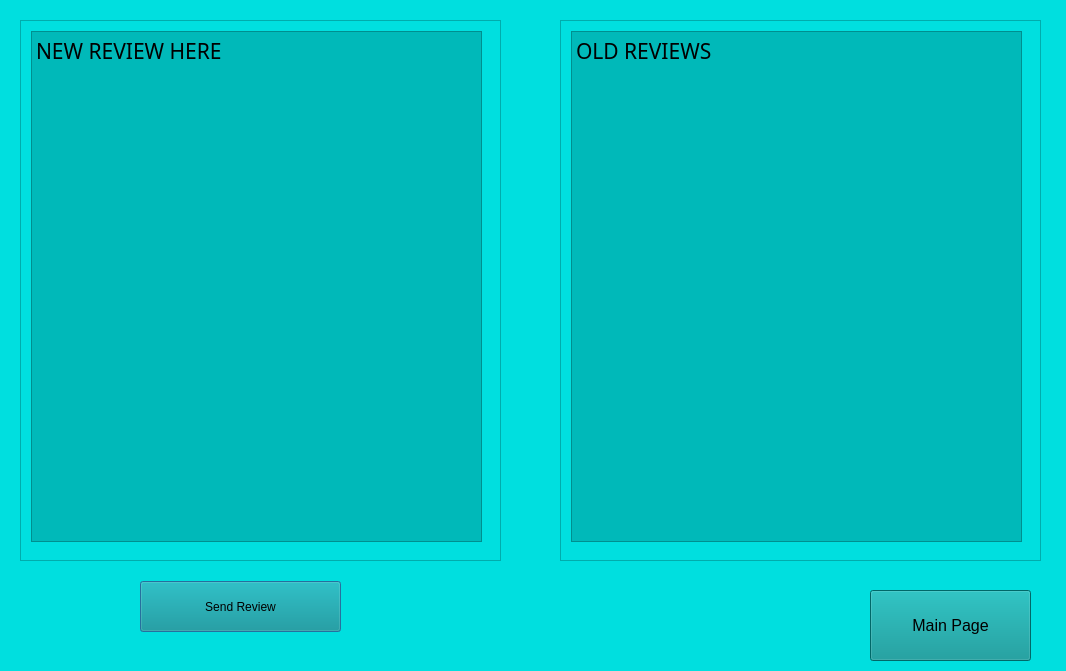
Old version of the form Review.ui in the repository CS1C-MEGA-QTs/CS1C-Project-1.
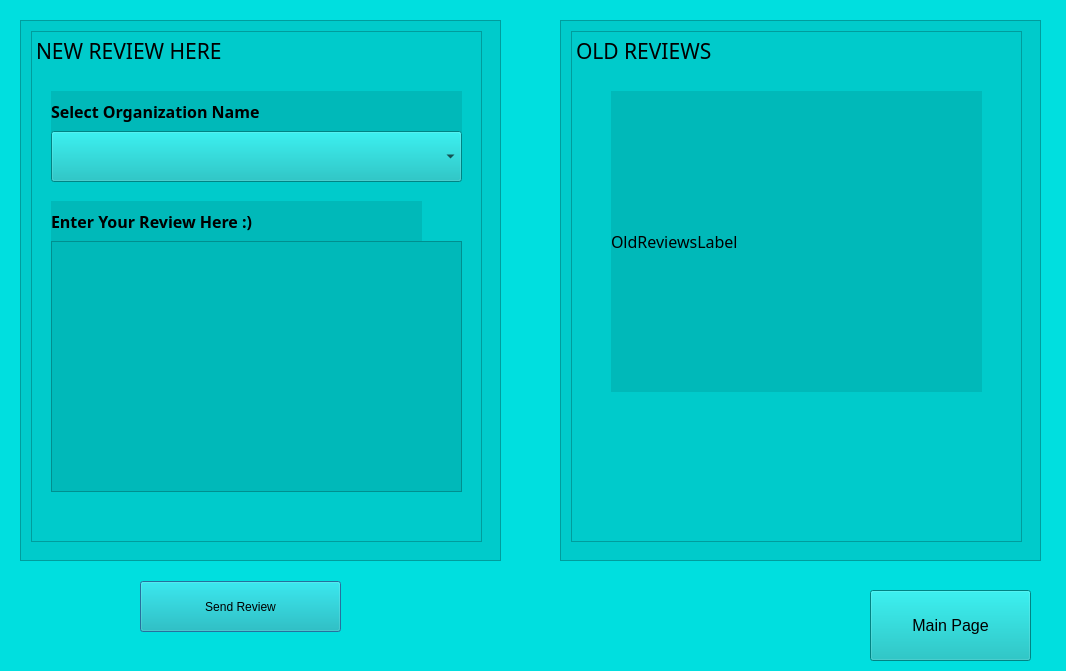
New version of the form.

What changed in the file:
```diff
--- a/Review.ui
+++ b/Review.ui
@@ -25,6 +25,9 @@
      <height>541</height>
     </rect>
    </property>
+   <property name="styleSheet">
+    <string notr="true">background-color: rgb(0, 203, 203);</string>
+   </property>
    <property name="widgetResizable">
     <bool>true</bool>
    </property>
@@ -52,9 +55,6 @@
        <pointsize>16</pointsize>
       </font>
      </property>
-     <property name="styleSheet">
-      <string notr="true">background-color: rgb(0, 185, 185);</string>
-     </property>
      <property name="html">
       <string>&lt;!DOCTYPE HTML PUBLIC &quot;-//W3C//DTD HTML 4.0//EN&quot; &quot;http://www.w3.org/TR/REC-html40/strict.dtd&quot;&gt;
 &lt;html&gt;&lt;head&gt;&lt;meta name=&quot;qrichtext&quot; content=&quot;1&quot; /&gt;&lt;style type=&quot;text/css&quot;&gt;
@@ -63,6 +63,92 @@
 &lt;p style=&quot; margin-top:0px; margin-bottom:0px; margin-left:0px; margin-right:0px; -qt-block-indent:0; text-indent:0px;&quot;&gt;NEW REVIEW HERE&lt;br /&gt;&lt;/p&gt;&lt;/body&gt;&lt;/html&gt;</string>
      </property>
     </widget>
+    <widget class="QLabel" name="label">
+     <property name="geometry">
+      <rect>
+       <x>30</x>
+       <y>70</y>
+       <width>411</width>
+       <height>41</height>
+      </rect>
+     </property>
+     <property name="font">
+      <font>
+       <family>Century Gothic</family>
+       <pointsize>12</pointsize>
+       <weight>75</weight>
+       <bold>true</bold>
+      </font>
+     </property>
+     <property name="styleSheet">
+      <string notr="true">background-color: rgb(0, 185, 185);</string>
+     </property>
+     <property name="text">
+      <string>Select Organization Name</string>
+     </property>
+    </widget>
+    <widget class="QLabel" name="label_2">
+     <property name="geometry">
+      <rect>
+       <x>30</x>
+       <y>180</y>
+       <width>371</width>
+       <height>41</height>
+      </rect>
+     </property>
+     <property name="font">
+      <font>
+       <family>Century Gothic</family>
+       <pointsize>12</pointsize>
+       <weight>75</weight>
+       <bold>true</bold>
+      </font>
+     </property>
+     <property name="styleSheet">
+      <string notr="true">background-color: rgb(0, 185, 185);</string>
+     </property>
+     <property name="text">
+      <string>Enter Your Review Here :)</string>
+     </property>
+    </widget>
+    <widget class="QComboBox" name="CompanyNameComboBox">
+     <property name="geometry">
+      <rect>
+       <x>30</x>
+       <y>110</y>
+       <width>411</width>
+       <height>51</height>
+      </rect>
+     </property>
+     <property name="font">
+      <font>
+       <family>Century Gothic</family>
+       <pointsize>12</pointsize>
+      </font>
+     </property>
+     <property name="styleSheet">
+      <string notr="true">background-color: rgb(0, 185, 185);</string>
+     </property>
+    </widget>
+    <widget class="QTextEdit" name="NewReviewTextEdit">
+     <property name="geometry">
+      <rect>
+       <x>30</x>
+       <y>220</y>
+       <width>411</width>
+       <height>251</height>
+      </rect>
+     </property>
+     <property name="font">
+      <font>
+       <family>Century Gothic</family>
+       <pointsize>12</pointsize>
+      </font>
+     </property>
+     <property name="styleSheet">
+      <string notr="true">background-color: rgb(0, 185, 185);</string>
+     </property>
+    </widget>
    </widget>
   </widget>
   <widget class="QScrollArea" name="NewReview_2">
@@ -74,6 +160,9 @@
      <height>541</height>
     </rect>
    </property>
+   <property name="styleSheet">
+    <string notr="true">background-color: rgb(0, 203, 203);</string>
+   </property>
    <property name="widgetResizable">
     <bool>true</bool>
    </property>
@@ -101,9 +190,6 @@
        <pointsize>16</pointsize>
       </font>
      </property>
-     <property name="styleSheet">
-      <string notr="true">background-color: rgb(0, 185, 185);</string>
-     </property>
      <property name="html">
       <string>&lt;!DOCTYPE HTML PUBLIC &quot;-//W3C//DTD HTML 4.0//EN&quot; &quot;http://www.w3.org/TR/REC-html40/strict.dtd&quot;&gt;
 &lt;html&gt;&lt;head&gt;&lt;meta name=&quot;qrichtext&quot; content=&quot;1&quot; /&gt;&lt;style type=&quot;text/css&quot;&gt;
@@ -112,6 +198,28 @@
 &lt;p style=&quot; margin-top:0px; margin-bottom:0px; margin-left:0px; margin-right:0px; -qt-block-indent:0; text-indent:0px;&quot;&gt;OLD REVIEWS&lt;br /&gt;&lt;/p&gt;&lt;/body&gt;&lt;/html&gt;</string>
      </property>
     </widget>
+    <widget class="QLabel" name="OldReviewsLabel">
+     <property name="geometry">
+      <rect>
+       <x>50</x>
+       <y>70</y>
+       <width>371</width>
+       <height>301</height>
+      </rect>
+     </property>
+     <property name="font">
+      <font>
+       <family>Century Gothic</family>
+       <pointsize>12</pointsize>
+      </font>
+     </property>
+     <property name="styleSheet">
+      <string notr="true">background-color: rgb(0, 185, 185);</string>
+     </property>
+     <property name="text">
+      <string>OldReviewsLabel</string>
+     </property>
+    </widget>
    </widget>
   </widget>
   <widget class="QPushButton" name="pushButton_SendReview">
@@ -124,7 +232,7 @@
     </rect>
    </property>
    <property name="styleSheet">
-    <string notr="true">background-color: rgb(0, 145, 145);</string>
+    <string notr="true">background-color: rgb(0, 185, 185);</string>
    </property>
    <property name="text">
     <string>Send Review</string>
@@ -145,7 +253,7 @@
     </font>
    </property>
    <property name="styleSheet">
-    <string notr="true">background-color: rgb(0, 145, 145);</string>
+    <string notr="true">background-color: rgb(0, 185, 185);</string>
    </property>
    <property name="text">
     <string>Main Page</string>
```
Left out of the diff: 2 changed lines with no effect on the pictures.
